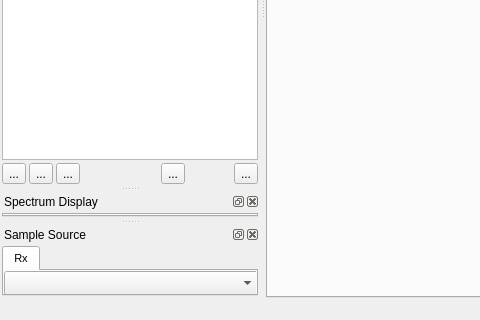
Old version of the form sdrbase/mainwindow.ui in the repository f4exb/sdrangel; both pictures show x 0 to 480 and y 301 to 621 of the 1012 by 621 pixel window.
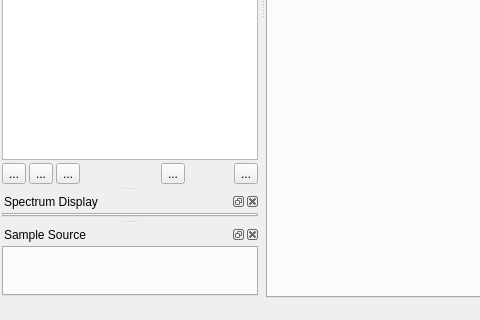
New version of the form. Icons and pictures are not drawn. Custom widgets are drawn as their Qt base class.

Commit message: Dynamic input tab allocation

```diff
--- a/sdrbase/mainwindow.ui
+++ b/sdrbase/mainwindow.ui
@@ -377,27 +377,6 @@
        <property name="currentIndex">
         <number>0</number>
        </property>
-       <widget class="QWidget" name="rxTabInput">
-        <attribute name="title">
-         <string>Rx</string>
-        </attribute>
-        <widget class="QComboBox" name="sampleSource">
-         <property name="geometry">
-          <rect>
-           <x>0</x>
-           <y>0</y>
-           <width>255</width>
-           <height>24</height>
-          </rect>
-         </property>
-         <property name="minimumSize">
-          <size>
-           <width>255</width>
-           <height>0</height>
-          </size>
-         </property>
-        </widget>
-       </widget>
       </widget>
      </item>
     </layout>
```
Left out of the diff: 2 changed lines with no effect on the pictures. The commit also changes 1 other file.
